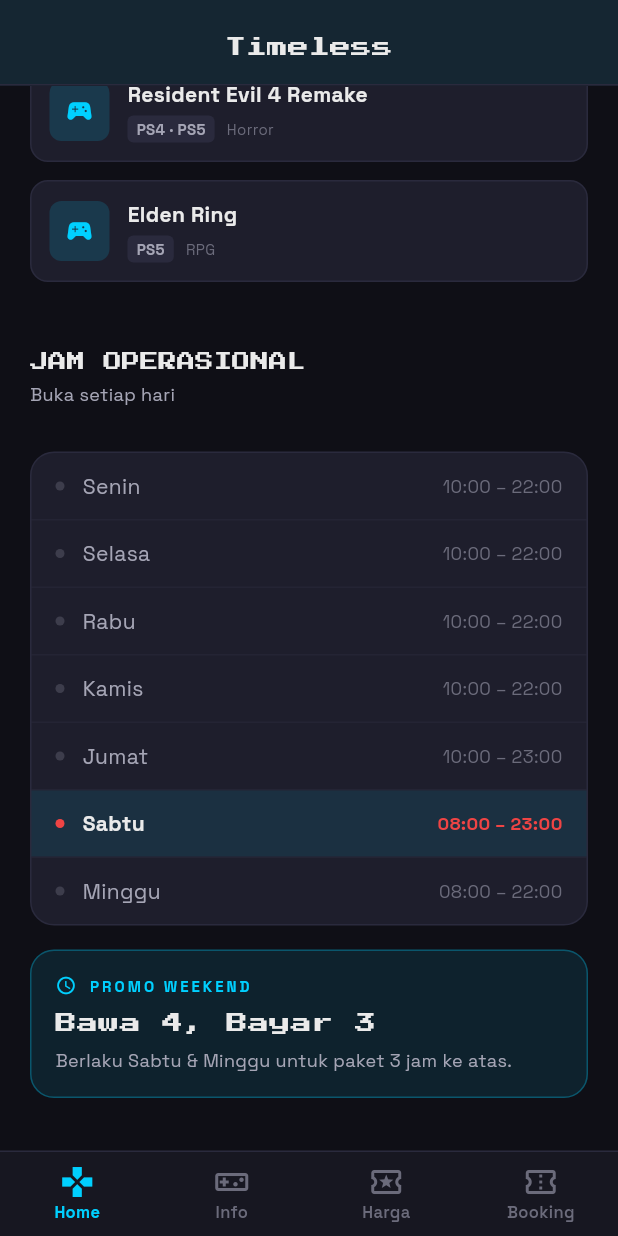
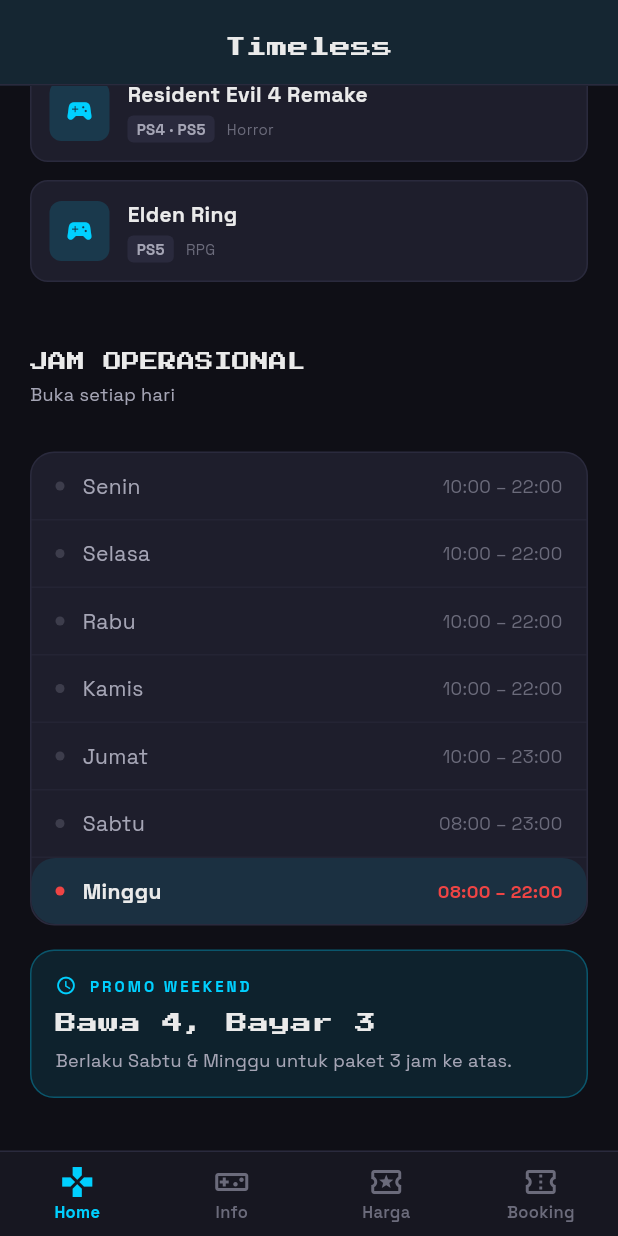
Before and after one commit to lepi-da-vinci/rental-ps-app, a Flutter app: the screen it shows after launch, scrolled down 1728 dp, on a phone screen of 412 x 824 dp. Run offline on Flutter 3.47's test engine with Material 3 defaults, Android fonts, the phone set to English and light mode, and no system bars; our stand-ins replace google_fonts.

Commit message:
implement responsive layout and live operating hours state using BookingProvider

```diff
--- a/lib/main.dart
+++ b/lib/main.dart
@@ -1,6 +1,7 @@
 import 'package:flutter/material.dart';
 import 'package:google_fonts/google_fonts.dart';
 import 'package:provider/provider.dart';
+import 'data/dummy_data.dart';
 import 'theme/app_theme.dart';
 import 'providers/booking_provider.dart';
 import 'screens/home_screen.dart';
@@ -45,8 +46,37 @@ class _MainScreenState extends State<MainScreen> {
     setState(() => _currentIndex = index);
   }
 
+  // ─── Helpers (pakai jam dari BookingProvider, bukan Timer sendiri) ─────────
+
+  /// Today's OperatingHour entry (null-safe)
+  OperatingHour _todayHours() {
+    final hours = getOperatingHours();
+    return hours.firstWhere((h) => h.isToday, orElse: () => hours.first);
+  }
+
+  /// Whether the venue is currently open based on real wall-clock time
+  bool _isOpenNow(DateTime now, OperatingHour today) {
+    final raw = today.hours; // e.g. "08:00 – 23:00"
+    final parts = raw.split('–');
+    if (parts.length < 2) return false;
+    int parseHour(String s) => int.tryParse(s.trim().split(':').first) ?? 0;
+    final open = parseHour(parts[0]);
+    final close = parseHour(parts[1]);
+    return now.hour >= open && now.hour < close;
+  }
+
+  /// Short label shown in status chip: "Sabtu · 08:00 – 23:00"
+  String _statusLabel(OperatingHour today) => '${today.day} · ${today.hours}';
+
   @override
   Widget build(BuildContext context) {
+    // Satu sumber waktu untuk seluruh app: jam dari BookingProvider.
+    // Provider ini yang pegang Timer.periodic, jadi di sini tinggal "watch" aja.
+    final now = context.watch<BookingProvider>().now;
+    final todayHours = _todayHours();
+    final isOpenNow = _isOpenNow(now, todayHours);
+    final statusLabel = _statusLabel(todayHours);
+
     final screens = [
       HomeScreen(onNavigate: _onNavigate),
       const InfoScreen(),
@@ -62,12 +92,12 @@ class _MainScreenState extends State<MainScreen> {
 
         return Scaffold(
           appBar: isLargeScreen
-              ? _buildLargeAppBar()
+              ? _buildLargeAppBar(isOpenNow, statusLabel)
               : _buildSmallAppBar(titles[_currentIndex]),
           body: isLargeScreen
               ? Row(
                   children: [
-                    _buildSidebar(),
+                    _buildSidebar(isOpenNow, statusLabel),
                     Expanded(
                       child: IndexedStack(
                         index: _currentIndex,
@@ -93,7 +123,7 @@ class _MainScreenState extends State<MainScreen> {
     );
   }
 
-  PreferredSizeWidget _buildLargeAppBar() {
+  PreferredSizeWidget _buildLargeAppBar(bool isOpenNow, String statusLabel) {
     return AppBar(
       elevation: 0,
       backgroundColor: AppTheme.backgroundDark,
@@ -121,12 +151,17 @@ class _MainScreenState extends State<MainScreen> {
             ),
           ),
           const Spacer(),
+          // Live status pill: open / closed
           Container(
             padding: const EdgeInsets.symmetric(horizontal: 12, vertical: 6),
             decoration: BoxDecoration(
               color: AppTheme.cardDark,
               borderRadius: BorderRadius.circular(20),
-              border: Border.all(color: AppTheme.dividerColor),
+              border: Border.all(
+                color: isOpenNow
+                    ? AppTheme.accentGreen.withValues(alpha: 0.4)
+                    : AppTheme.accentRed.withValues(alpha: 0.4),
+              ),
             ),
             child: Row(
               mainAxisSize: MainAxisSize.min,
@@ -134,14 +169,16 @@ class _MainScreenState extends State<MainScreen> {
                 Container(
                   width: 6,
                   height: 6,
-                  decoration: const BoxDecoration(
-                    color: AppTheme.accentGreen,
+                  decoration: BoxDecoration(
+                    color: isOpenNow
+                        ? AppTheme.accentGreen
+                        : AppTheme.accentRed,
                     shape: BoxShape.circle,
                   ),
                 ),
                 const SizedBox(width: 8),
                 Text(
-                  'Sabtu · 08:00 - 23:00',
+                  statusLabel,
                   style: GoogleFonts.spaceGrotesk(
                     fontSize: 11,
                     color: AppTheme.textMuted,
@@ -159,7 +196,7 @@ class _MainScreenState extends State<MainScreen> {
     );
   }
 
-  Widget _buildSidebar() {
+  Widget _buildSidebar(bool isOpenNow, String statusLabel) {
     return Container(
       width: 250,
       decoration: const BoxDecoration(
@@ -262,7 +299,11 @@ class _MainScreenState extends State<MainScreen> {
               decoration: BoxDecoration(
                 color: AppTheme.cardDark,
                 borderRadius: BorderRadius.circular(12),
-                border: Border.all(color: AppTheme.dividerColor),
+                border: Border.all(
+                  color: isOpenNow
+                      ? AppTheme.accentGreen.withValues(alpha: 0.3)
+                      : AppTheme.accentRed.withValues(alpha: 0.3),
+                ),
               ),
               child: Column(
                 crossAxisAlignment: CrossAxisAlignment.start,
@@ -272,25 +313,29 @@ class _MainScreenState extends State<MainScreen> {
                       Container(
                         width: 8,
                         height: 8,
-                        decoration: const BoxDecoration(
-                          color: AppTheme.accentGreen,
+                        decoration: BoxDecoration(
+                          color: isOpenNow
+                              ? AppTheme.accentGreen
+                              : AppTheme.accentRed,
                           shape: BoxShape.circle,
                         ),
                       ),
                       const SizedBox(width: 8),
                       Text(
-                        'Buka Sekarang',
+                        isOpenNow ? 'Buka Sekarang' : 'Sedang Tutup',
                         style: GoogleFonts.spaceGrotesk(
                           fontSize: 12,
                           fontWeight: FontWeight.w700,
-                          color: AppTheme.textPrimary,
+                          color: isOpenNow
+                              ? AppTheme.accentGreen
+                              : AppTheme.accentRed,
                         ),
                       ),
                     ],
                   ),
                   const SizedBox(height: 4),
                   Text(
-                    'Sabtu · 08:00 - 23:00',
+                    statusLabel,
                     style: GoogleFonts.spaceGrotesk(
                       fontSize: 10,
                       color: AppTheme.textMuted,
--- a/lib/providers/booking_provider.dart
+++ b/lib/providers/booking_provider.dart
@@ -1,3 +1,4 @@
+import 'dart:async';
 import 'package:flutter/material.dart';
 import '../models/booking.dart';
 import '../models/ps_unit.dart';
@@ -5,74 +6,112 @@ import '../data/dummy_data.dart';
 
 class BookingProvider extends ChangeNotifier {
   final List<Booking> _bookings = [];
-  final List<UnitStatus> _units = getDummyUnitStatus();
 
+  /// Ini "jadwal dummy" — dianggap tetap (template), BUKAN status final.
+  /// startTime/endTime di sini artinya "kalau sekarang jam segini, unit ini sedang dipakai".
+  final List<UnitStatus> _templateUnits = getDummyUnitStatus();
+
+  DateTime _now = DateTime.now();
+  Timer? _clockTimer;
+
+  BookingProvider() {
+    // Refresh tiap 60 detik biar status unit & jam buka selalu ngikutin waktu asli.
+    _clockTimer = Timer.periodic(const Duration(seconds: 60), (_) {
+      _now = DateTime.now();
+      notifyListeners();
+    });
+  }
+
+  DateTime get now => _now;
   List<Booking> get bookings => List.unmodifiable(_bookings);
-  List<UnitStatus> get units => List.unmodifiable(_units);
-
   int get bookingCount => _bookings.length;
 
-  void addBooking(Booking booking) {
-    _bookings.add(booking);
+  /// Status unit yang SELALU dihitung ulang sesuai jam sekarang.
+  /// Gak ada lagi data yang "nyangkut" occupied padahal jamnya belum/udah lewat.
+  List<UnitStatus> get units => _templateUnits.map(_resolveStatus).toList();
 
-    // Determine base type
-    String baseType = booking.psType;
-    if (booking.psType == 'PS5 VIP') { baseType = 'PS5 VIP'; }
-    else if (booking.psType == 'Nintendo VIP') { baseType = 'Nintendo VIP'; }
-    else if (booking.psType.contains('PS4')) { baseType = 'PS4'; }
-    else if (booking.psType.contains('PS5')) { baseType = 'PS5'; }
-
-    // Update the assigned unit status to in-use
-    final unitIndex = _units.indexWhere((u) => u.psType == baseType && booking.assignedUnit.endsWith(u.label));
-    if (unitIndex != -1) {
-      final oldUnit = _units[unitIndex];
-
-      // Calculate end time
-      final durHours = int.tryParse(booking.duration.replaceAll(RegExp(r'[^0-9]'), '')) ?? 1;
-      String endTime = '-';
-      try {
-        final parts = booking.time.split(':');
-        final endHour = (int.parse(parts[0]) + durHours) % 24;
-        endTime = '${endHour.toString().padLeft(2, '0')}:${parts[1]}';
-      } catch (_) {}
-
-      _units[unitIndex] = UnitStatus(
-        unitId: oldUnit.unitId,
-        psType: oldUnit.psType,
-        label: oldUnit.label,
+  UnitStatus _resolveStatus(UnitStatus template) {
+    // 1) Cek dulu: ada booking ASLI dari user yang lagi jalan sekarang buat unit ini?
+    final activeBooking = _findActiveBookingFor(template);
+    if (activeBooking != null) {
+      return UnitStatus(
+        unitId: template.unitId,
+        psType: template.psType,
+        label: template.label,
         isAvailable: false,
-        playerName: booking.customerName,
-        startTime: booking.time,
-        endTime: endTime,
+        playerName: activeBooking.customerName,
+        startTime: activeBooking.time,
+        endTime: _endTimeOf(activeBooking),
         isWalkIn: false,
       );
     }
 
+    // 2) Kalau gak ada booking asli, cek jadwal dummy (simulasi walk-in)
+    if (template.startTime != null &&
+        template.endTime != null &&
+        _isWithinWindow(_now, template.startTime!, template.endTime!)) {
+      return template; // occupied sesuai simulasi
+    }
+
+    // 3) Di luar jam itu semua -> unit kosong
+    return UnitStatus(
+      unitId: template.unitId,
+      psType: template.psType,
+      label: template.label,
+      isAvailable: true,
+    );
+  }
+
+  Booking? _findActiveBookingFor(UnitStatus template) {
+    for (final b in _bookings) {
+      if (!_isSameDay(b.date, _now)) continue;
+      if (_baseTypeOf(b.psType) != template.psType) continue;
+      if (!b.assignedUnit.endsWith(template.label)) continue;
+      if (_isWithinWindow(_now, b.time, _endTimeOf(b))) return b;
+    }
+    return null;
+  }
+
+  String _baseTypeOf(String psType) {
+    if (psType == 'PS5 VIP') return 'PS5 VIP';
+    if (psType == 'Nintendo VIP') return 'Nintendo VIP';
+    if (psType.contains('PS4')) return 'PS4';
+    return 'PS5';
+  }
+
+  String _endTimeOf(Booking b) {
+    final durHours =
+        int.tryParse(b.duration.replaceAll(RegExp(r'[^0-9]'), '')) ?? 1;
+    final parts = b.time.split(':');
+    final endHour = (int.parse(parts[0]) + durHours) % 24;
+    return '${endHour.toString().padLeft(2, '0')}:${parts[1]}';
+  }
+
+  bool _isSameDay(DateTime a, DateTime b) =>
+      a.year == b.year && a.month == b.month && a.day == b.day;
+
+  /// true kalau `now` ada di antara start..end (handle kasus lewat tengah malam juga)
+  bool _isWithinWindow(DateTime now, String start, String end) {
+    int toMinutes(String t) {
+      final p = t.split(':');
+      return int.parse(p[0]) * 60 + int.parse(p[1]);
+    }
+
+    final n = now.hour * 60 + now.minute;
+    final s = toMinutes(start);
+    final e = toMinutes(end);
+    if (e <= s) return n >= s || n < e; // sesi nyebrang tengah malam
+    return n >= s && n < e;
+  }
+
+  void addBooking(Booking booking) {
+    _bookings.add(booking);
     notifyListeners();
   }
 
   void removeBooking(String id) {
-    // Optionally free up the unit if a booking is deleted
-    final booking = getBookingById(id);
-    if (booking != null) {
-      String baseType = booking.psType;
-      if (booking.psType == 'PS5 VIP') { baseType = 'PS5 VIP'; }
-      else if (booking.psType == 'Nintendo VIP') { baseType = 'Nintendo VIP'; }
-      else if (booking.psType.contains('PS4')) { baseType = 'PS4'; }
-      else if (booking.psType.contains('PS5')) { baseType = 'PS5'; }
-
-      final unitIndex = _units.indexWhere((u) => u.psType == baseType && booking.assignedUnit.endsWith(u.label));
-      if (unitIndex != -1) {
-        final oldUnit = _units[unitIndex];
-        _units[unitIndex] = UnitStatus(
-          unitId: oldUnit.unitId,
-          psType: oldUnit.psType,
-          label: oldUnit.label,
-          isAvailable: true,
-        );
-      }
-    }
-
+    // Gak perlu lagi manual "bebasin" unit — status dihitung ulang otomatis
+    // begitu booking-nya dihapus dari list.
     _bookings.removeWhere((b) => b.id == id);
     notifyListeners();
   }
@@ -84,4 +123,10 @@ class BookingProvider extends ChangeNotifier {
       return null;
     }
   }
+
+  @override
+  void dispose() {
+    _clockTimer?.cancel();
+    super.dispose();
+  }
 }
--- a/lib/screens/home_screen.dart
+++ b/lib/screens/home_screen.dart
@@ -74,15 +74,15 @@ class _HomeScreenState extends State<HomeScreen> {
     {'title': 'Elden Ring', 'platform': 'PS5', 'tag': 'RPG', 'hot': false},
   ];
 
-  final List<Map<String, dynamic>> _schedule = [
-    {'day': 'Senin', 'hours': '10:00 – 22:00', 'today': false},
-    {'day': 'Selasa', 'hours': '10:00 – 22:00', 'today': false},
-    {'day': 'Rabu', 'hours': '10:00 – 22:00', 'today': false},
-    {'day': 'Kamis', 'hours': '10:00 – 22:00', 'today': false},
-    {'day': 'Jumat', 'hours': '10:00 – 23:00', 'today': false},
-    {'day': 'Sabtu', 'hours': '08:00 – 23:00', 'today': true},
-    {'day': 'Minggu', 'hours': '08:00 – 22:00', 'today': false},
-  ];
+  /// Always computed from real time — never stale.
+  List<Map<String, dynamic>> get _schedule {
+    return getOperatingHours().map((oh) => {
+      'day': oh.day,
+      'hours': oh.hours,
+      'today': oh.isToday,
+    }).toList();
+  }
+
 
   @override
   Widget build(BuildContext context) {
```
